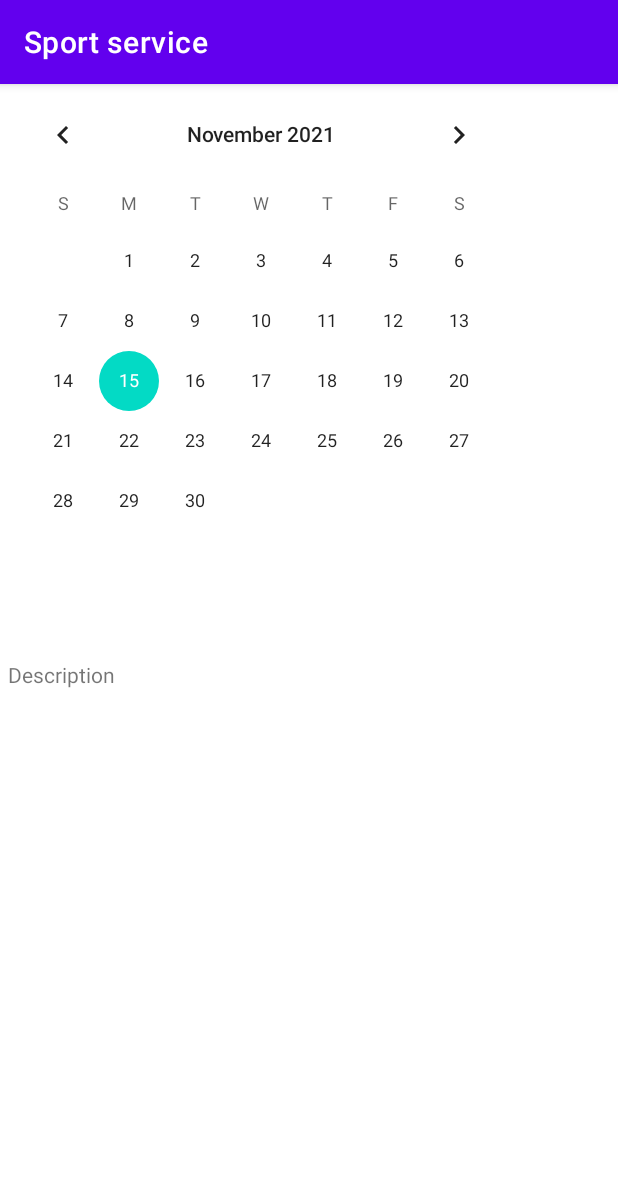
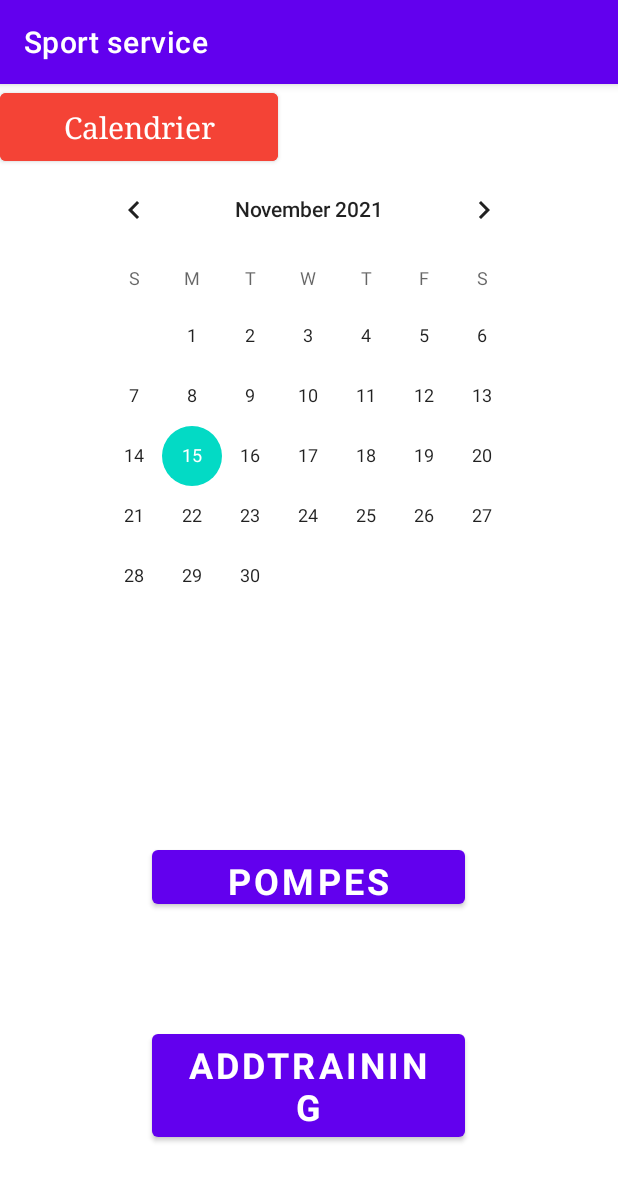
Before and after one commit to cyrilperier/Sportservice, an Android app: the fragment FragmentCalandarActivity shown on its own in the app's theme, on a phone screen of 412 x 824 dp. Shown: the top 1181 px of the screen. Run offline under Robolectric (Android 15) with nearby library versions, the light colour scheme and no system bars; our stand-ins replace Firebase (no records; nobody signed in at launch, a user with empty details on screens opened directly).

Commit message:
prêt pour pres alpha

```diff
--- a/app/src/main/java/com/uqac/pmm/FragmentCalandarActivity.kt
+++ b/app/src/main/java/com/uqac/pmm/FragmentCalandarActivity.kt
@@ -2,10 +2,12 @@ package com.uqac.pmm
 
 import android.content.Intent
 import android.os.Bundle
+import android.os.Handler
 import android.util.Log
 import android.view.LayoutInflater
 import android.view.View
 import android.view.ViewGroup
+import android.widget.Button
 import androidx.fragment.app.Fragment
 import com.google.firebase.auth.ktx.auth
 import com.google.firebase.firestore.ktx.firestore
@@ -13,6 +15,13 @@ import com.google.firebase.ktx.Firebase
 
 
 class FragmentCalandarActivity : Fragment() {
+    private var pompes: Button? = null
+    private var addtraining: Button? = null
+    val db = Firebase.firestore
+    val map = linkedMapOf<String, String>()
+    val array = mutableListOf<String>()
+    val user = Firebase.auth.currentUser
+    val uid = user?.uid
     companion object {
         const val ARG_POSITION = "position"
 
@@ -27,13 +36,55 @@ class FragmentCalandarActivity : Fragment() {
 
     override fun onCreateView(inflater: LayoutInflater, container: ViewGroup?,
                               savedInstanceState: Bundle?): View? {
+        val v = inflater.inflate(R.layout.fragment_activity_calendar, container, false)
+        val handler = Handler()
+// Define the code block to be executed
+// Define the code block to be executed
+        val runnableCode: Runnable = object : Runnable {
+            override fun run() {
+                // Do something here on the main thread
+                loadTrainings()
+                Log.d("Handlers", "Called on main thread")
+                // Repeat this the same runnable code block again another 2 seconds
+                // 'this' is referencing the Runnable object
+                handler.postDelayed(this, 1000)
+            }
+        }
+// Start the initial runnable task by posting through the handler
+// Start the initial runnable task by posting through the handler
+        handler.post(runnableCode)
+        loadTrainings()
+        pompes = v.findViewById(R.id.button_pompes)
+        pompes?.setOnClickListener {
+            openDialog(v,map)
+            Log.d("TAG","t'es bien ici")
 
-        val v = inflater.inflate(R.layout.fragment_activity_calendar, container, false)
-        val user = Firebase.auth.currentUser
-        val uid = user?.uid
+        }
+
+        addtraining = v.findViewById(R.id.button_add_training)
+        addtraining?.setOnClickListener {
+            confirmFireMissiles()
+            Log.d("TAG","addtraining lancé")
+
+        }
+
+        return v
+    }
+    private fun openDialog(v: View?, map: LinkedHashMap<String, String>) {
+        val array2 = mutableListOf<String>()
+        for (v in map){
+            array2.add(v.value)
+        }
+        val array = array2.toTypedArray()
+        val newFragment = FireMissilesDialogFragment(array,map)
+        fragmentManager?.let { newFragment.show(it, "missiles") }
+    }
+    fun confirmFireMissiles() {
+        val newFragment = DialogFragmentAddTraining()
+        fragmentManager?.let { newFragment.show(it, "missiles") }
+    }
+    fun loadTrainings() {
         val db = Firebase.firestore
-        val map = linkedMapOf<String, String>()
-        val array = mutableListOf<String>()
         val docRef = db.collection("users").document("$uid")
             .collection("trainings")
         docRef.get()
@@ -49,9 +100,6 @@ class FragmentCalandarActivity : Fragment() {
             .addOnFailureListener { exception ->
                 Log.d("TAG", "get failed with ", exception)
             }
-
-
-        return v
     }
 
 
--- a/app/src/main/res/layout/fragment_activity_calendar.xml
+++ b/app/src/main/res/layout/fragment_activity_calendar.xml
@@ -1,22 +1,61 @@
-<LinearLayout xmlns:android="http://schemas.android.com/apk/res/android"
-    xmlns:tools="http://schemas.android.com/tools"
-    android:id="@+id/LinearLayout1"
+<?xml version="1.0" encoding="utf-8"?>
+<RelativeLayout xmlns:android="http://schemas.android.com/apk/res/android"
     android:layout_width="match_parent"
     android:layout_height="match_parent"
-    android:orientation="vertical" >
+    android:orientation="vertical">
 
-    <fragment
-        android:id="@+id/fragment1"
-        android:name="com.uqac.pmm.fragment.FragmentCalendar"
-        android:layout_width="match_parent"
-        android:layout_height="fill_parent"
-        android:layout_weight="1" />
-    <fragment
-        android:id="@+id/fragment2"
-        android:name="com.uqac.pmm.fragment.FragmentCalendarDescription"
-        android:layout_marginLeft="5sp"
-        android:layout_width="match_parent"
-        android:layout_height="fill_parent"
-        android:layout_weight="1" />
+    <Button
+        android:id="@+id/button_entrainement"
+        android:layout_width="185dp"
+        android:layout_height="57dp"
+        android:backgroundTint="#F44336"
+        android:fontFamily="serif"
+        android:text="Calendrier"
+        android:textAppearance="@style/TextAppearance.AppCompat.Medium"
+        android:textSize="20sp"
+        android:typeface="serif" />
 
-</LinearLayout>
+    <Button
+        android:id="@+id/button_pompes"
+        android:layout_width="213dp"
+        android:layout_height="48dp"
+        android:layout_alignParentStart="true"
+        android:layout_alignParentEnd="true"
+        android:layout_alignParentBottom="true"
+        android:layout_marginStart="101dp"
+        android:layout_marginTop="460dp"
+        android:layout_marginEnd="102dp"
+        android:layout_marginBottom="215dp"
+        android:fontFamily="sans-serif"
+        android:text="Pompes"
+        android:textAlignment="center"
+        android:textColor="#FFFFFF"
+        android:textSize="24sp"
+        android:textStyle="bold" />
+
+    <Button
+        android:id="@+id/button_add_training"
+        android:layout_width="wrap_content"
+        android:layout_height="wrap_content"
+        android:layout_alignParentStart="true"
+        android:layout_alignParentEnd="true"
+        android:layout_alignParentBottom="true"
+        android:layout_marginStart="101dp"
+        android:layout_marginTop="460dp"
+        android:layout_marginEnd="102dp"
+        android:layout_marginBottom="60dp"
+        android:fontFamily="sans-serif"
+        android:text="AddTraining"
+        android:textAlignment="center"
+        android:textColor="#FFFFFF"
+        android:textSize="24sp"
+        android:textStyle="bold" />
+
+    <CalendarView
+        android:id="@+id/calendarView2"
+        android:layout_width="wrap_content"
+        android:layout_height="wrap_content"
+        android:layout_marginHorizontal="50dp"
+        android:layout_marginTop="50dp" />
+
+</RelativeLayout>
```
Also changed, not shown: app/src/main/java/com/uqac/pmm/FragmentDocumentationActivity.kt (+2 -67 lines).
